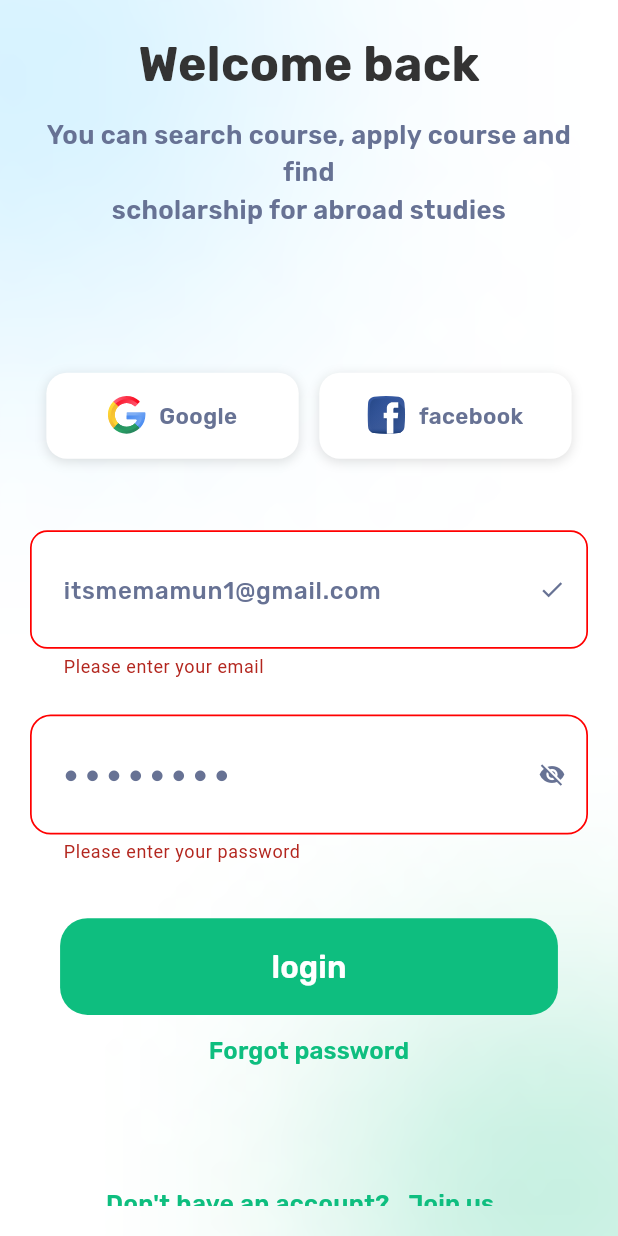
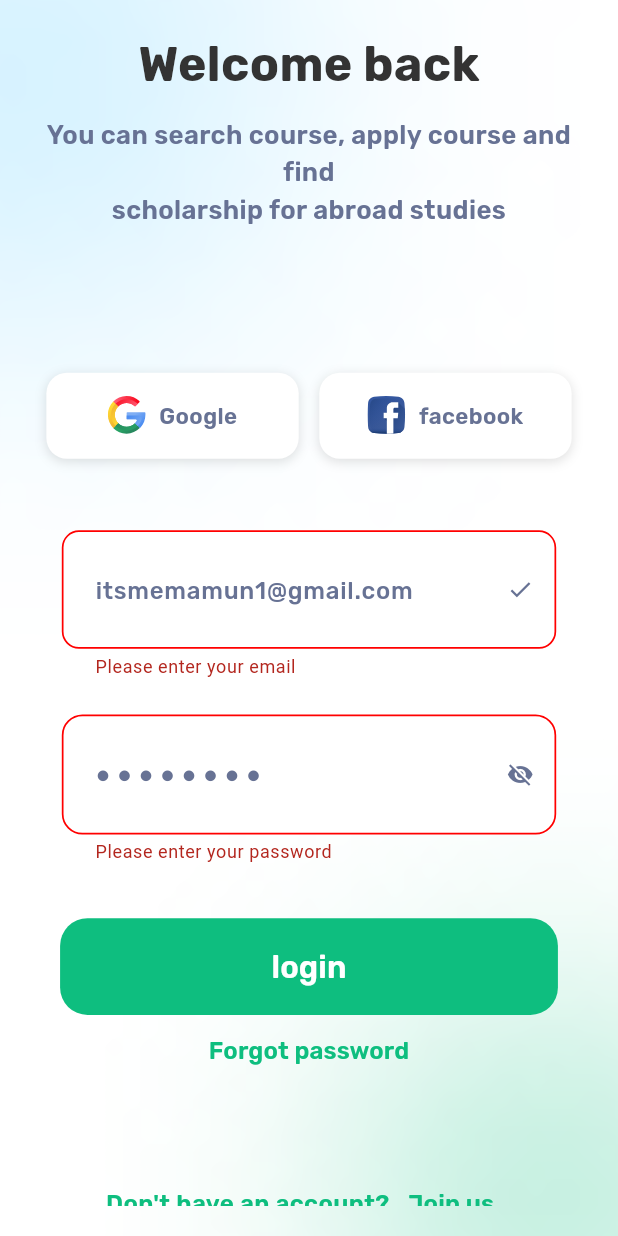
Before and after one commit to nadiakhaled1411999/Doctor-Hunt, a Flutter app: the LoginScreen screen opened by its route, after a tap on "login", on a phone screen of 412 x 824 dp. Run offline on Flutter 3.47's test engine with Material 3 defaults, Android fonts, the phone set to English and light mode, and no system bars; our stand-ins replace dartz, dio, flutter_bloc, flutter_easyloading, flutter_screenutil, flutter_secure_storage and 3 more; accounts and stored records are empty.

Commit message:
Refactor codebase for improved readability and maintainability
- Add TODO comments for dependency injection in `login_screen.dart`
- Refactor `login_text_form_field.dart` into smaller, reusable methods
- Improve code structure in `sign_up_body.dart` with TODO for bloc separation
- Break down `feature_doctor_card.dart` into smaller components
- Simplify test assertions and improve readability in `api_services_test.dart`

```diff
--- a/lib/core/constants/api_constants.dart
+++ b/lib/core/constants/api_constants.dart
@@ -3,7 +3,7 @@ class ApiConstants {
   static final ApiConstants _instance = ApiConstants._();
   factory ApiConstants() => _instance;
 
- static final String baseUrl = "https://vcare.integration25.com/api";
+  static final String baseUrl = "https://vcare.integration25.com/api";
   static final String endPointLogin = '/auth/login';
- static final String endPointSignup ='/auth/register';
+  static final String endPointSignup = '/auth/register';
 }
--- a/lib/core/helpers/shared_preferences/auth_checker_token.dart
+++ b/lib/core/helpers/shared_preferences/auth_checker_token.dart
@@ -12,12 +12,9 @@ class AuthChecker extends StatelessWidget {
     return FutureBuilder<String?>(
       future: SecureStorageHelper.getToken(),
       builder: (context, snapshot) {
-
         if (snapshot.connectionState == ConnectionState.waiting) {
           return const Center(child: CircularProgressIndicator());
         }
-
-
         if (snapshot.hasData && snapshot.data != null) {
           return const HomeScreen();
         } else {
--- a/lib/features/auth/presentation/screens/login_screen.dart
+++ b/lib/features/auth/presentation/screens/login_screen.dart
@@ -7,6 +7,7 @@ class LoginScreen extends StatelessWidget {
   Widget build(BuildContext context) {
     return BlocProvider(
         create: (context) => LoginCubit(
+          //! TODO: Use DependencyInjection (get it package)
             LoginRepoImplement(apiServices: ApiServices(dio: Dio()))),
         child: Scaffold(
           body: LoginBody(),
--- a/lib/features/auth/presentation/widgets/login_widgets/login_text_form_field.dart
+++ b/lib/features/auth/presentation/widgets/login_widgets/login_text_form_field.dart
@@ -2,33 +2,36 @@ import 'package:untitled/core/routing/route_export_features/export_auth/export_l
 
 class LoginTextFormField extends StatelessWidget {
   LoginTextFormField({super.key});
-
   final ValueNotifier<bool> isPasswordVisible = ValueNotifier<bool>(false);
 
   @override
   Widget build(BuildContext context) {
+    //! TODO: Use more meaningful variable name instead of C and use service locator for init cubit
     var c = context.read<LoginCubit>();
-
     return Form(
       key: c.loginKey,
       child: Column(
         children: [
-          SizedBox(
-            width: 400.w,
+          _buildEmailField(c, context),
+          verticalSpace(20),
+          _buildPasswordField(c, context),
+        ],
+      ),
+    );
+  }
+
+  Widget _buildEmailField(LoginCubit cubit, BuildContext context) {
+    return SizedBox(
+      width: MediaQuery.of(context).size.width * 0.8,
       child: AppTextFormField(
         hintText: AppStrings.emailHintText,
         radius: 10,
-              controller: c.emailController,
-              validator: (value) {
-                if (value!.isEmpty) {
-                  return AppStrings.emailValidationMessage;
-                }
-                return null;
-              },
+        controller: cubit.emailController,
+        validator: _emailValidator,
         suffixIcon: IconButton(
           icon: const Icon(Icons.check_outlined),
           onPressed: () {
-                  if (c.emailController.text.isNotEmpty) {
+            if (cubit.emailController.text.isNotEmpty) {
               ScaffoldMessenger.of(context).showSnackBar(
                 const SnackBar(
                   content: Text('Email is valid'),
@@ -38,24 +41,28 @@ class LoginTextFormField extends StatelessWidget {
           },
         ),
       ),
-          ),
-          verticalSpace(20),
-          SizedBox(
-            width: 400.w,
+    );
+  }
+
+  String? _emailValidator(String? value) {
+    if (value!.isEmpty) {
+      return AppStrings.emailValidationMessage;
+    }
+    return null;
+  }
+
+  Widget _buildPasswordField(LoginCubit cubit, BuildContext context) {
+    return SizedBox(
+      width: MediaQuery.of(context).size.width * 0.8,
       child: ValueListenableBuilder<bool>(
         valueListenable: isPasswordVisible,
         builder: (context, isVisible, child) {
           return AppTextFormField(
             hintText: AppStrings.passwordHintText,
             radius: 12,
-                  controller: c.passwordController,
+            controller: cubit.passwordController,
             isObscureText: !isVisible,
-                  validator: (value) {
-                    if (value!.isEmpty) {
-                      return AppStrings.passwordValidationMessage;
-                    }
-                    return null;
-                  },
+            validator: _passwordValidator,
             suffixIcon: IconButton(
               icon: Icon(
                 isVisible ? Icons.visibility : Icons.visibility_off,
@@ -67,9 +74,13 @@ class LoginTextFormField extends StatelessWidget {
           );
         },
       ),
-          ),
-        ],
-      ),
     );
   }
+
+  String? _passwordValidator(String? value) {
+    if (value!.isEmpty) {
+      return AppStrings.passwordValidationMessage;
     }
+    return null;
+  }
+}
--- a/lib/main.dart
+++ b/lib/main.dart
@@ -4,9 +4,7 @@ import 'package:flutter/material.dart';
 import 'package:flutter_screenutil/flutter_screenutil.dart';
 import 'package:untitled/doctor_hunt_app.dart';
 
-
-
-void main()async {
+void main() async {
   WidgetsFlutterBinding.ensureInitialized();
   await ScreenUtil.ensureScreenSize();
 
```
Also changed, not shown: lib/doctor_hunt_app.dart (+7 -20 lines), lib/features/auth/presentation/widgets/signup_widgets/sign_up_body.dart (+4 -7 lines), lib/features/home/presentation/widgets/feature_doctor_widgets/feature_doctor_card.dart (+61 -27 lines), 1 other file. Lines whose indentation alone changed are shown as unchanged.
